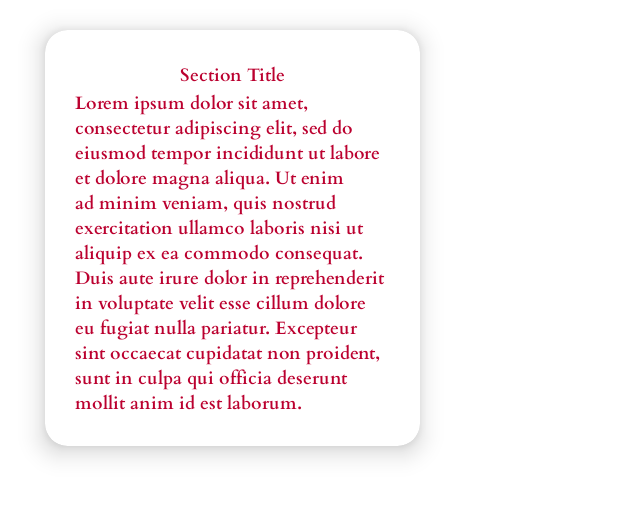
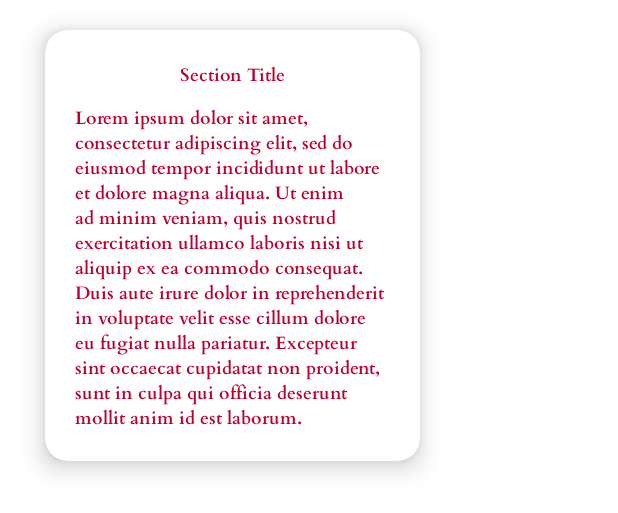
Before and after one commit to Pieisyum25/zodiaque, an Android app: the layout layout_section_item.xml on its own in the app's theme, with its tools: preview values and no code run, on a phone screen of 412 x 824 dp. Shown: the top 513 px of the screen. Run offline under Robolectric (Android 15) with nearby library versions, the light colour scheme and no system bars.

Commit message:
Added margin between section title and content
Looks better now. The title was too close to the content before.

```diff
--- a/app/src/main/res/layout/layout_section_item.xml
+++ b/app/src/main/res/layout/layout_section_item.xml
@@ -15,8 +15,11 @@
             style="@style/Widget.Zodiaque.TextView.Horoscope.Card"
             android:layout_width="match_parent"
             android:layout_height="wrap_content"
-            android:layout_margin="20dp"
+            android:layout_marginHorizontal="20dp"
+            android:layout_marginTop="20dp"
+            android:layout_marginBottom="10dp"
             android:textAlignment="center"
+            app:layout_constraintBottom_toTopOf="@id/section_content"
             app:layout_constraintEnd_toEndOf="parent"
             app:layout_constraintStart_toStartOf="parent"
             app:layout_constraintTop_toTopOf="parent"
```
